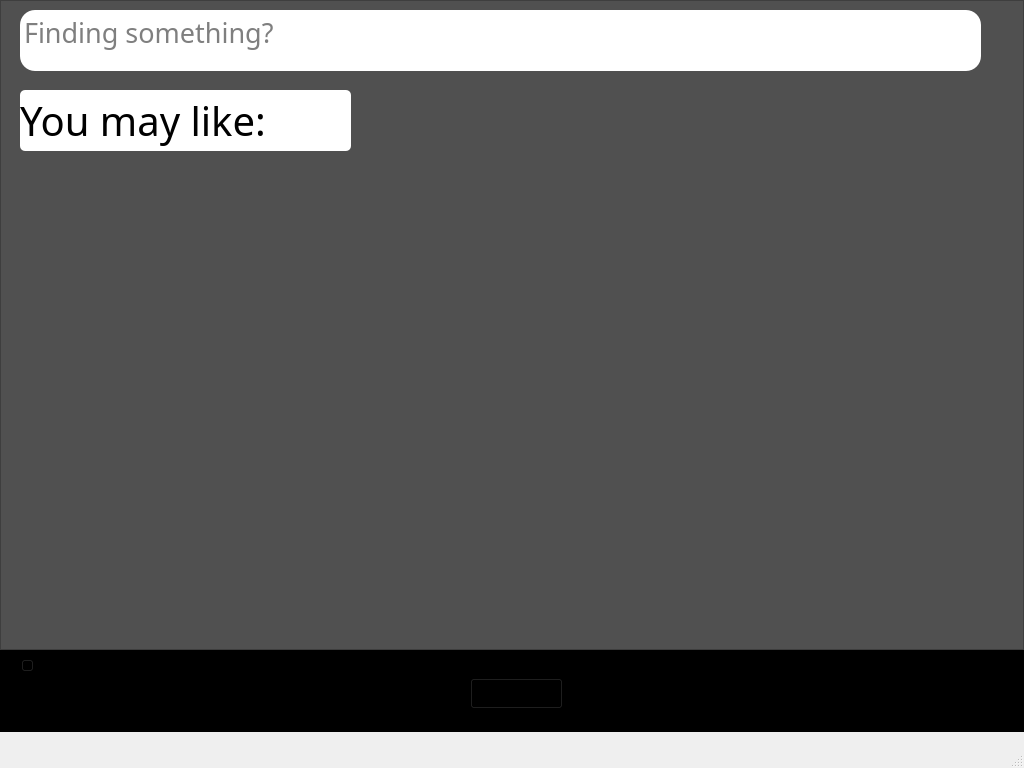
Above: ui/mainmenu.ui from DoMinhTuong/python-app before the change. Below: the same form after it.
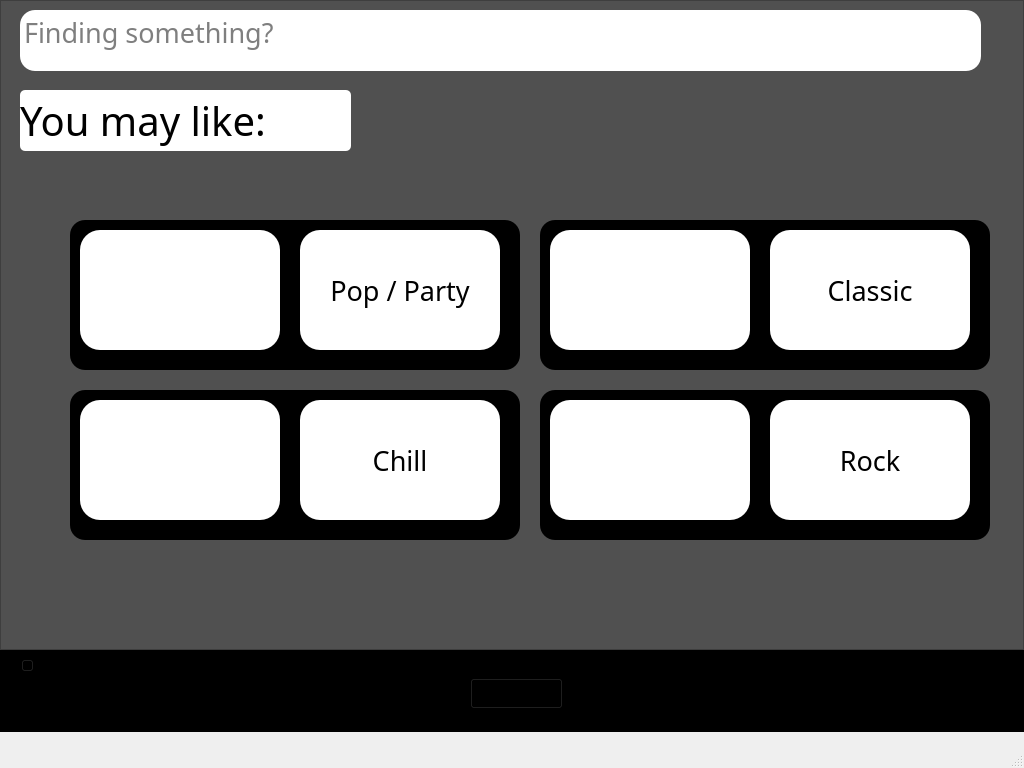
That is the form after the change. Icons and pictures are not drawn.

Patch:
```diff
--- a/ui/mainmenu.ui
+++ b/ui/mainmenu.ui
@@ -96,7 +96,7 @@
         <string>Login</string>
        </property>
       </widget>
-      <widget class="QFrame" name="frame_5">
+      <widget class="QFrame" name="profile_frame">
        <property name="geometry">
         <rect>
          <x>350</x>
@@ -106,7 +106,7 @@
         </rect>
        </property>
        <property name="styleSheet">
-        <string notr="true">background-color:rgb(38, 38, 38);
+        <string notr="true">background-color:rgb(0, 0, 0);
 border-radius: 30px</string>
        </property>
        <property name="frameShape">
@@ -274,6 +274,294 @@
         <string>You may like:</string>
        </property>
       </widget>
+      <widget class="QFrame" name="frame_5">
+       <property name="geometry">
+        <rect>
+         <x>70</x>
+         <y>220</y>
+         <width>450</width>
+         <height>150</height>
+        </rect>
+       </property>
+       <property name="styleSheet">
+        <string notr="true">background-color:rgb(0, 0, 0);
+border-radius:15px;</string>
+       </property>
+       <property name="frameShape">
+        <enum>QFrame::Shape::StyledPanel</enum>
+       </property>
+       <property name="frameShadow">
+        <enum>QFrame::Shadow::Raised</enum>
+       </property>
+       <widget class="QLabel" name="label_7">
+        <property name="geometry">
+         <rect>
+          <x>10</x>
+          <y>10</y>
+          <width>200</width>
+          <height>120</height>
+         </rect>
+        </property>
+        <property name="font">
+         <font>
+          <family>Segoe UI Black</family>
+          <pointsize>30</pointsize>
+         </font>
+        </property>
+        <property name="styleSheet">
+         <string notr="true">background-color:rgb(255, 255, 255);
+border-radius: 20px;</string>
+        </property>
+        <property name="text">
+         <string/>
+        </property>
+        <property name="pixmap">
+         <pixmap>../img/download (1).jpg</pixmap>
+        </property>
+        <property name="scaledContents">
+         <bool>true</bool>
+        </property>
+       </widget>
+       <widget class="QPushButton" name="pushButton_4">
+        <property name="geometry">
+         <rect>
+          <x>230</x>
+          <y>10</y>
+          <width>200</width>
+          <height>120</height>
+         </rect>
+        </property>
+        <property name="font">
+         <font>
+          <family>Segoe UI Black</family>
+          <pointsize>20</pointsize>
+         </font>
+        </property>
+        <property name="styleSheet">
+         <string notr="true">background-color:rgb(255, 255, 255);
+border-radius: 20px;</string>
+        </property>
+        <property name="text">
+         <string>Pop / Party</string>
+        </property>
+       </widget>
+      </widget>
+      <widget class="QFrame" name="frame_6">
+       <property name="geometry">
+        <rect>
+         <x>540</x>
+         <y>220</y>
+         <width>450</width>
+         <height>150</height>
+        </rect>
+       </property>
+       <property name="styleSheet">
+        <string notr="true">background-color:rgb(0, 0, 0);
+border-radius:15px;</string>
+       </property>
+       <property name="frameShape">
+        <enum>QFrame::Shape::StyledPanel</enum>
+       </property>
+       <property name="frameShadow">
+        <enum>QFrame::Shadow::Raised</enum>
+       </property>
+       <widget class="QLabel" name="label_8">
+        <property name="geometry">
+         <rect>
+          <x>10</x>
+          <y>10</y>
+          <width>200</width>
+          <height>120</height>
+         </rect>
+        </property>
+        <property name="font">
+         <font>
+          <family>Segoe UI Black</family>
+          <pointsize>30</pointsize>
+         </font>
+        </property>
+        <property name="styleSheet">
+         <string notr="true">background-color:rgb(255, 255, 255);
+border-radius: 20px;</string>
+        </property>
+        <property name="text">
+         <string/>
+        </property>
+        <property name="pixmap">
+         <pixmap>../img/download (2).jpg</pixmap>
+        </property>
+        <property name="scaledContents">
+         <bool>true</bool>
+        </property>
+       </widget>
+       <widget class="QPushButton" name="pushButton_5">
+        <property name="geometry">
+         <rect>
+          <x>230</x>
+          <y>10</y>
+          <width>200</width>
+          <height>120</height>
+         </rect>
+        </property>
+        <property name="font">
+         <font>
+          <family>Segoe UI Black</family>
+          <pointsize>20</pointsize>
+         </font>
+        </property>
+        <property name="styleSheet">
+         <string notr="true">background-color:rgb(255, 255, 255);
+border-radius: 20px;</string>
+        </property>
+        <property name="text">
+         <string>Classic</string>
+        </property>
+       </widget>
+      </widget>
+      <widget class="QFrame" name="frame_7">
+       <property name="geometry">
+        <rect>
+         <x>70</x>
+         <y>390</y>
+         <width>450</width>
+         <height>150</height>
+        </rect>
+       </property>
+       <property name="styleSheet">
+        <string notr="true">background-color:rgb(0, 0, 0);
+border-radius:15px;</string>
+       </property>
+       <property name="frameShape">
+        <enum>QFrame::Shape::StyledPanel</enum>
+       </property>
+       <property name="frameShadow">
+        <enum>QFrame::Shadow::Raised</enum>
+       </property>
+       <widget class="QLabel" name="label_9">
+        <property name="geometry">
+         <rect>
+          <x>10</x>
+          <y>10</y>
+          <width>200</width>
+          <height>120</height>
+         </rect>
+        </property>
+        <property name="font">
+         <font>
+          <family>Segoe UI Black</family>
+          <pointsize>30</pointsize>
+         </font>
+        </property>
+        <property name="styleSheet">
+         <string notr="true">background-color:rgb(255, 255, 255);
+border-radius: 20px;</string>
+        </property>
+        <property name="text">
+         <string/>
+        </property>
+        <property name="pixmap">
+         <pixmap>../img/download.jpg</pixmap>
+        </property>
+        <property name="scaledContents">
+         <bool>true</bool>
+        </property>
+       </widget>
+       <widget class="QPushButton" name="pushButton_6">
+        <property name="geometry">
+         <rect>
+          <x>230</x>
+          <y>10</y>
+          <width>200</width>
+          <height>120</height>
+         </rect>
+        </property>
+        <property name="font">
+         <font>
+          <family>Segoe UI Black</family>
+          <pointsize>20</pointsize>
+         </font>
+        </property>
+        <property name="styleSheet">
+         <string notr="true">background-color:rgb(255, 255, 255);
+border-radius: 20px;</string>
+        </property>
+        <property name="text">
+         <string>Chill</string>
+        </property>
+       </widget>
+      </widget>
+      <widget class="QFrame" name="frame_8">
+       <property name="geometry">
+        <rect>
+         <x>540</x>
+         <y>390</y>
+         <width>450</width>
+         <height>150</height>
+        </rect>
+       </property>
+       <property name="styleSheet">
+        <string notr="true">background-color:rgb(0, 0, 0);
+border-radius:15px;</string>
+       </property>
+       <property name="frameShape">
+        <enum>QFrame::Shape::StyledPanel</enum>
+       </property>
+       <property name="frameShadow">
+        <enum>QFrame::Shadow::Raised</enum>
+       </property>
+       <widget class="QLabel" name="label_10">
+        <property name="geometry">
+         <rect>
+          <x>10</x>
+          <y>10</y>
+          <width>200</width>
+          <height>120</height>
+         </rect>
+        </property>
+        <property name="font">
+         <font>
+          <family>Segoe UI Black</family>
+          <pointsize>30</pointsize>
+         </font>
+        </property>
+        <property name="styleSheet">
+         <string notr="true">background-color:rgb(255, 255, 255);
+border-radius: 20px;</string>
+        </property>
+        <property name="text">
+         <string/>
+        </property>
+        <property name="pixmap">
+         <pixmap>../img/download (3).jpg</pixmap>
+        </property>
+        <property name="scaledContents">
+         <bool>true</bool>
+        </property>
+       </widget>
+       <widget class="QPushButton" name="pushButton_7">
+        <property name="geometry">
+         <rect>
+          <x>230</x>
+          <y>10</y>
+          <width>200</width>
+          <height>120</height>
+         </rect>
+        </property>
+        <property name="font">
+         <font>
+          <family>Segoe UI Black</family>
+          <pointsize>20</pointsize>
+         </font>
+        </property>
+        <property name="styleSheet">
+         <string notr="true">background-color:rgb(255, 255, 255);
+border-radius: 20px;</string>
+        </property>
+        <property name="text">
+         <string>Rock</string>
+        </property>
+       </widget>
+      </widget>
      </widget>
     </widget>
    </widget>
```
Left out of the diff: 24 changed lines with no effect on the pictures.
